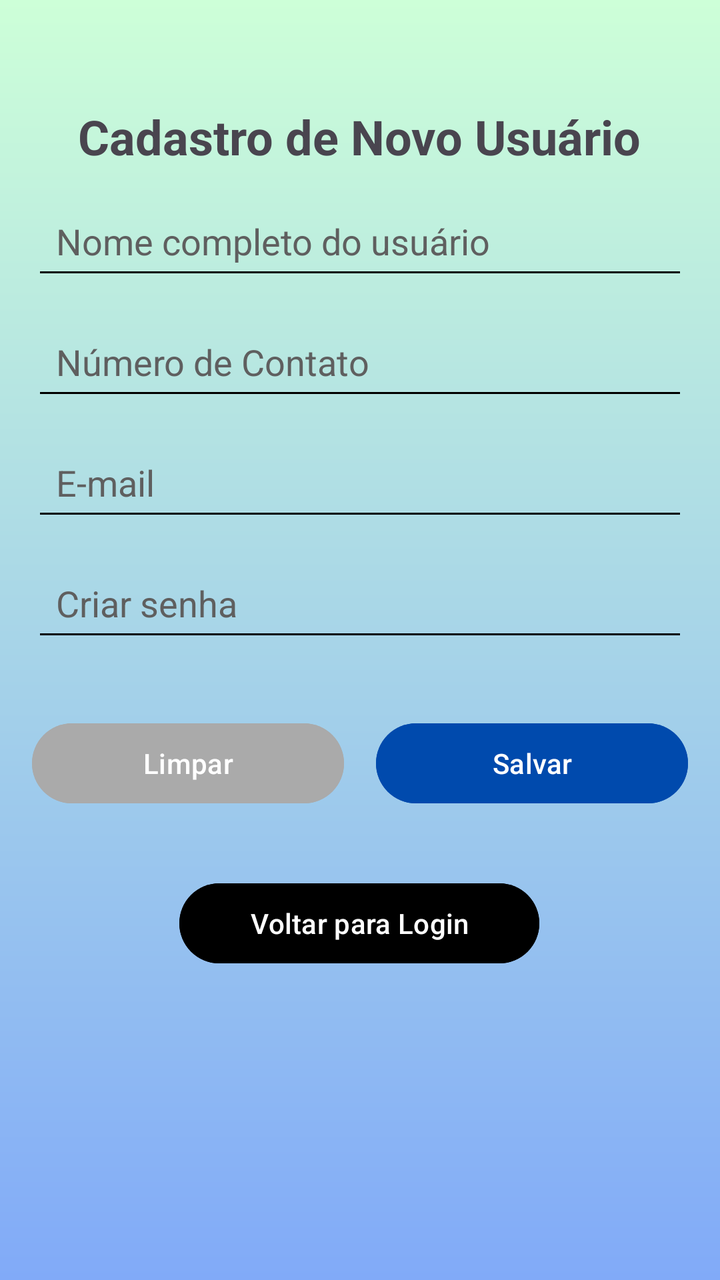
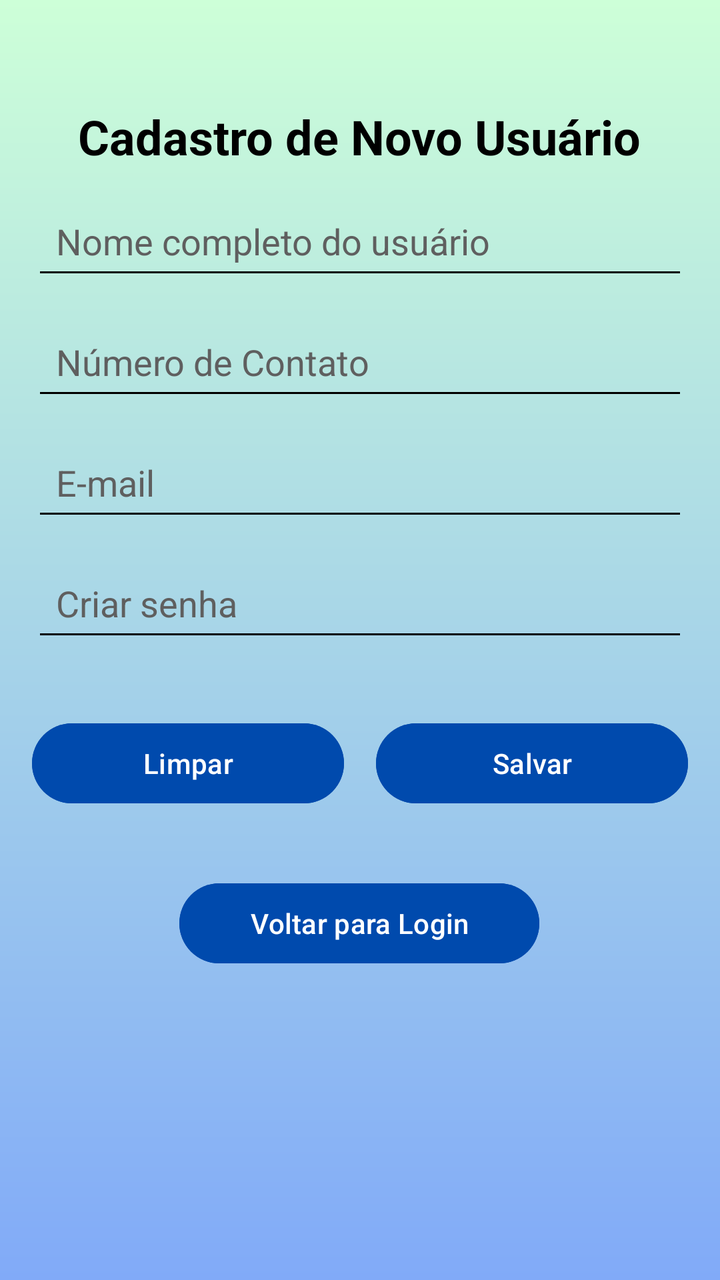

Screens rendered from an Android XML layout before and after an edit, with the pre-edit source and the edit as a unified diff.
<!-- AndroidManifest.xml: application theme Theme.App_PI2 -->
<!-- res/layout/activity_novo_cadastro.xml -->
<?xml version="1.0" encoding="utf-8"?>
<androidx.constraintlayout.widget.ConstraintLayout
    xmlns:android="http://schemas.android.com/apk/res/android"
    xmlns:app="http://schemas.android.com/apk/res-auto"
    xmlns:tools="http://schemas.android.com/tools"
    android:layout_width="match_parent"
    android:layout_height="match_parent"
    android:background="@drawable/bg_gradient"
    android:padding="16dp">

    <TextView
        android:id="@+id/tvTitulo"
        android:layout_width="wrap_content"
        android:layout_height="wrap_content"
        android:layout_marginTop="36dp"
        android:text="Cadastro de Novo Usuário"
        android:textSize="24sp"
        android:textStyle="bold"
        app:layout_constraintEnd_toEndOf="parent"
        app:layout_constraintHorizontal_bias="0.494"
        app:layout_constraintStart_toStartOf="parent"
        app:layout_constraintTop_toTopOf="parent" />

    <EditText
        android:id="@+id/etEmail"
        android:layout_width="0dp"
        android:layout_height="wrap_content"
        android:layout_marginTop="12dp"
        android:hint="E-mail"
        android:inputType="textEmailAddress"
        android:minHeight="48dp"
        android:padding="12dp"
        android:textColor="#282828"
        android:textColorHint="#5F5F5F"
        android:backgroundTint="@color/black"
        app:layout_constraintEnd_toEndOf="parent"
        app:layout_constraintHorizontal_bias="0.0"
        app:layout_constraintStart_toStartOf="parent"
        app:layout_constraintTop_toBottomOf="@id/etNumeroContato" />

    <Button
        android:id="@+id/btn_voltar"
        android:layout_width="180dp"
        android:layout_height="wrap_content"
        android:layout_marginTop="32dp"
        android:backgroundTint="@color/black"
        android:text="Voltar para Login"
        android:textColor="@color/white"
        app:layout_constraintEnd_toEndOf="parent"
        app:layout_constraintHorizontal_bias="0.497"
        app:layout_constraintStart_toStartOf="parent"
        app:layout_constraintTop_toBottomOf="@id/buttonLayout" />

    <EditText
        android:id="@+id/etSenha"
        android:layout_width="0dp"
        android:layout_height="wrap_content"
        android:layout_marginTop="12dp"
        android:hint="Criar senha"
        android:inputType="textPassword"
        android:minHeight="48dp"
        android:padding="12dp"
        android:textColor="#282828"
        android:textColorHint="#5F5F5F"
        android:backgroundTint="@color/black"
        app:layout_constraintEnd_toEndOf="parent"
        app:layout_constraintHorizontal_bias="0.0"
        app:layout_constraintStart_toStartOf="parent"
        app:layout_constraintTop_toBottomOf="@id/etEmail" />

    <EditText
        android:id="@+id/etNumeroContato"
        android:layout_width="0dp"
        android:layout_height="wrap_content"
        android:layout_marginTop="12dp"
        android:hint="Número de Contato"
        android:inputType="phone"
        android:minHeight="48dp"
        android:padding="12dp"
        android:textColor="#282828"
        android:textColorHint="#5F5F5F"
        android:backgroundTint="@color/black"
        app:layout_constraintEnd_toEndOf="parent"
        app:layout_constraintHorizontal_bias="0.0"
        app:layout_constraintStart_toStartOf="parent"
        app:layout_constraintTop_toBottomOf="@id/etNomeUsuario" />

    <LinearLayout
        android:id="@+id/buttonLayout"
        android:layout_width="0dp"
        android:layout_height="wrap_content"
        android:layout_marginTop="32dp"
        android:orientation="horizontal"
        app:layout_constraintEnd_toEndOf="parent"
        app:layout_constraintHorizontal_bias="0.0"
        app:layout_constraintStart_toStartOf="parent"
        app:layout_constraintTop_toBottomOf="@id/etSenha">

        <Button
            android:id="@+id/btnLimpar"
            android:layout_width="0dp"
            android:layout_height="wrap_content"
            android:layout_marginEnd="8dp"
            android:layout_weight="1"
            android:backgroundTint="@android:color/darker_gray"
            android:text="Limpar"
            android:textColor="@color/white" />

        <Button
            android:id="@+id/btnAdd"
            android:layout_width="0dp"
            android:layout_height="wrap_content"
            android:layout_marginStart="8dp"
            android:layout_weight="1"
            android:backgroundTint="@color/cor_botao_primario"
            android:text="Salvar"
            android:textColor="@color/white" />
    </LinearLayout>

    <EditText
        android:id="@+id/etNomeUsuario"
        android:layout_width="0dp"
        android:layout_height="wrap_content"
        android:layout_marginTop="12dp"
        android:hint="Nome completo do usuário"
        android:minHeight="48dp"
        android:padding="12dp"
        android:textColor="#282828"
        android:textColorHint="#5F5F5F"
        android:backgroundTint="@color/black"
        app:layout_constraintEnd_toEndOf="parent"
        app:layout_constraintHorizontal_bias="0.0"
        app:layout_constraintStart_toStartOf="parent"
        app:layout_constraintTop_toBottomOf="@id/tvTitulo" />

</androidx.constraintlayout.widget.ConstraintLayout>
<!-- resources referenced by this layout -->
<resources>
  <color name="black">#FF000000</color>
  <color name="cor_botao_primario">#004AAD</color>
  <color name="white">#FFFFFFFF</color>
  <!-- drawable bg_gradient (drawable) -->
  <?xml version="1.0" encoding="utf-8"?>
  <shape xmlns:android="http://schemas.android.com/apk/res/android"
      android:shape="rectangle">
      <gradient
          android:startColor="#81aaf8"
          android:endColor="#cdffd8"
          android:angle="90"/>
  </shape>
  <style name="Theme.App_PI2" parent="Base.Theme.App_PI2" />
  <style name="Base.Theme.App_PI2" parent="Theme.Material3.DayNight.NoActionBar">
          
          
      </style>
</resources>

<!-- the commit's change to res/layout/activity_novo_cadastro.xml (unified diff, before → after) -->
@@ -14,6 +14,7 @@
         android:layout_height="wrap_content"
         android:layout_marginTop="36dp"
         android:text="Cadastro de Novo Usuário"
+        android:textColor="@color/black"
         android:textSize="24sp"
         android:textStyle="bold"
         app:layout_constraintEnd_toEndOf="parent"
@@ -43,7 +44,7 @@
         android:layout_width="180dp"
         android:layout_height="wrap_content"
         android:layout_marginTop="32dp"
-        android:backgroundTint="@color/black"
+        android:backgroundTint="@color/cor_botao_primario"
         android:text="Voltar para Login"
         android:textColor="@color/white"
         app:layout_constraintEnd_toEndOf="parent"
@@ -102,7 +103,7 @@
             android:layout_height="wrap_content"
             android:layout_marginEnd="8dp"
             android:layout_weight="1"
-            android:backgroundTint="@android:color/darker_gray"
+            android:backgroundTint="@color/cor_botao_primario"
             android:text="Limpar"
             android:textColor="@color/white" />
 
